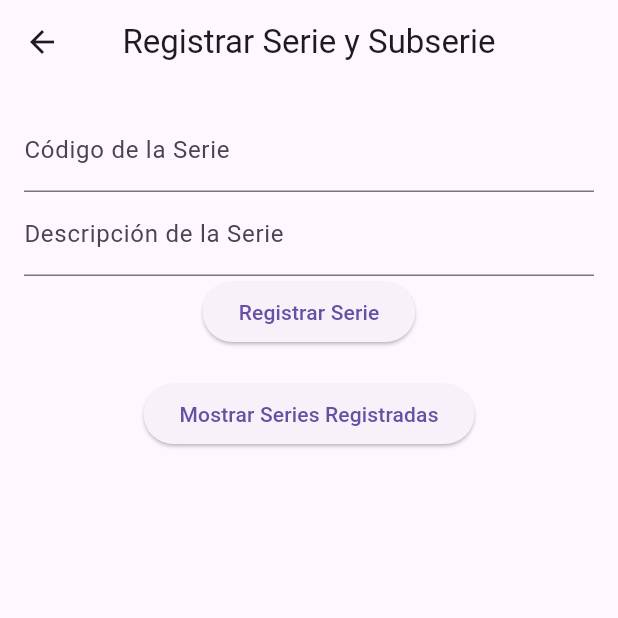
After one commit to pineappledev2003/proyecto_judicial, a Flutter app: the screen it shows after launch, after a tap on "REGISTAR SERIE", on a phone screen of 412 x 824 dp, the top half of it. The commit adds this screen. Run offline on Flutter 3.47's test engine with Material 3 defaults, Android fonts, the phone set to English and light mode, and no system bars; missing offline and left inert: validatorless.

Commit message:
registro de despacho y de serie y subserie

```diff
--- a/proyecto_uml/lib/controller/controller_despacho_judicial.dart
+++ b/proyecto_uml/lib/controller/controller_despacho_judicial.dart
@@ -43,4 +43,8 @@ class ControllerDespachoJudicial {
   List<Departamento> obtenerDepartamentos() {
     return _departamentos;
   }
+
+  List<DespachoJudicial> obtenerListaDespacho() {
+    return _despachosJudicialesRegistrado;
+  }
 }
--- /dev/null
+++ b/proyecto_uml/lib/controller/serie_controller.dart
@@ -0,0 +1,118 @@
+import 'package:proyecto_uml/models/serie.dart';
+import 'package:proyecto_uml/models/sub_serie.dart';
+import 'package:proyecto_uml/models/tipo_documental.dart';
+
+class SerieController {
+  List<Serie> _series = [];
+
+  SerieController() {
+    _inicializarSeriesPredefinidas();
+  }
+
+  void _inicializarSeriesPredefinidas() {
+    // Esta es la serie 1
+    Serie accionesConstitucionales = Serie(codigo: "05", descripcion: "ACCIONES CONSTITUCIONALES");
+
+    // Estas son las subSeries de la serie 1
+
+    SubSerie accionesHabeasCorpus = SubSerie(
+      codigo: "15",
+      descripcion: "ACCIONES DE HABEAS CORPUS",
+    );
+    SubSerie accionesTutela = SubSerie(codigo: "25", descripcion: "ACCIONES DE TUTELA");
+
+    //Agregamos las dos subseries a la serie 1
+
+    accionesConstitucionales.agregarSubserie(accionesHabeasCorpus);
+    accionesConstitucionales.agregarSubserie(accionesTutela);
+
+    // Esta es la serie 2
+
+    Serie expedientesProcesoJudiciales = Serie(
+      codigo: "270",
+      descripcion: "EXPEDIENTES DE PROCESO JUDICIALES",
+    );
+
+    // Esta es la subSerie de la serie 2
+
+    SubSerie expedientesDeProcesoJudicialesPenalesLey906De2004 = SubSerie(
+      codigo: "245",
+      descripcion: "EXPEDINTES DE PROCESOS JUDICIALES PENALES LEY 906 DE 2004",
+    );
+
+    // Agregamos la subserie a la serie 2
+
+    expedientesProcesoJudiciales.agregarSubserie(expedientesDeProcesoJudicialesPenalesLey906De2004);
+
+    _series.add(accionesConstitucionales);
+    _series.add(expedientesProcesoJudiciales);
+  }
+
+  Serie? obtenerSerieExistente(String codigoSerie) {
+    // Utilizamos `firstWhere` y nos aseguramos que se maneje correctamente con `null`
+    try {
+      return _series.firstWhere((serie) => serie.obtenerCodigo == codigoSerie);
+    } catch (e) {
+      return null; // Si no se encuentra la serie, retorna null
+    }
+  }
+
+  void agregarTipoDocumentalAUnaSubserie(
+    String codigoSerie,
+    String codigoSubSerie,
+    TipoDocumental tipoDocumental,
+  ) {
+    Serie? serieExistente = obtenerSerieExistente(codigoSerie);
+
+    if (serieExistente != null) {
+      SubSerie? subSerieExistente = serieExistente.obtenerSubseriePorCodigo(codigoSubSerie);
+
+      if (subSerieExistente != null) {
+        subSerieExistente.agregarTipoDocumental(tipoDocumental);
+      } else {
+        print("Subserie no encontrada");
+      }
+    } else {
+      print("Serie no encontrada");
+    }
+  }
+
+  void agregarSerieConSubserie(
+    String codigoSerie,
+    String descripcionSerie,
+    List<SubSerie> subseries,
+  ) {
+    // Buscar la serie existente
+    Serie? serieExistente = obtenerSerieExistente(codigoSerie);
+
+    if (serieExistente != null) {
+      // Si la serie existe, agregamos las subseries solo si no están duplicadas
+      for (var subserie in subseries) {
+        // Verificar si la subserie ya existe
+        if (!serieExistente.contieneSubserie(subserie)) {
+          serieExistente.agregarSubserie(subserie);
+        }
+      }
+    } else {
+      // Si la serie no existe, creamos una nueva
+      Serie nuevaSerie = Serie(codigo: codigoSerie, descripcion: descripcionSerie);
+
+      // Agregamos las subseries a la nueva serie solo si no están duplicadas
+      for (var subserie in subseries) {
+        if (!nuevaSerie.contieneSubserie(subserie)) {
+          nuevaSerie.agregarSubserie(subserie);
+        }
+      }
+
+      // Agregamos la nueva serie a la lista
+      _series.add(nuevaSerie);
+    }
+  }
+
+  void mostrarSeries() {
+    for (var serie in _series) {
+      print('Serie: ${serie.obtenerCodigo} - ${serie.obtenerDescripicion}');
+      serie.mostarSubSerie();
+    }
+  }
+}
--- a/proyecto_uml/lib/main.dart
+++ b/proyecto_uml/lib/main.dart
@@ -1,84 +1,9 @@
-// import 'package:proyecto_uml/models/ciudad.dart';
-// import 'package:proyecto_uml/models/depacho_judicial.dart';
-// import 'package:proyecto_uml/models/departamento.dart';
-// import 'package:proyecto_uml/models/serie.dart';
-// import 'package:proyecto_uml/models/sub_serie.dart';
-// import 'package:proyecto_uml/models/tipo_documental.dart';
-
-import 'package:flutter/cupertino.dart';
 import 'package:flutter/material.dart';
 import 'package:proyecto_uml/controller/controller_despacho_judicial.dart';
 import 'package:proyecto_uml/data/departamentos_data.dart';
 import 'package:proyecto_uml/models/departamento.dart';
 import 'package:proyecto_uml/view/despacho_judicial.dart';
-
-// Departamento d1 = Departamento(nombreDepartamento: "Antioquia");
-// Departamento d2 = Departamento(nombreDepartamento: "Cundinamarca");
-
-// List<Departamento> departamentos = [d1, d2];
-
-// Ciudad c1 = Ciudad(nombreCiudad: "Medellin");
-// Ciudad c2 = Ciudad(nombreCiudad: "Envigado");
-// Ciudad c3 = Ciudad(nombreCiudad: "Bello");
-
-// Ciudad c4 = Ciudad(nombreCiudad: "Soacha");
-// Ciudad c5 = Ciudad(nombreCiudad: "Zipaquira");
-// Ciudad c6 = Ciudad(nombreCiudad: "Chia");
-
-// List<Ciudad> nuevasCiudadesAntioquia = [c1, c2, c3];
-// List<Ciudad> nuevasCiudadesCundinamarca = [c4, c5, c6];
-
-// d1.agregarCiudad(nuevasCiudadesAntioquia);
-// d2.agregarCiudad(nuevasCiudadesCundinamarca);
-
-// // 🔹 Recorrer la lista de departamentos(es decir la que cree en la linea 8) para imprimir su información
-// for (var busquedaDepartamento in departamentos) {
-//   print("Departamentos: ${busquedaDepartamento.obtenerNombreDepartamento}");
-
-//   // 🔹 Recorrer la lista de ciudades asociadas a este departamento
-//   for (var ciudad in busquedaDepartamento.obtenerListaCiudades) {
-//     print("Ciudad: ${ciudad.obtenerNombreCiudad}");
-//   }
-// }
-
-// DespachoJudicial de1 = DespachoJudicial(
-//   codigoDespacho: "D001",
-//   departamento: d2,
-//   ciudad: c1,
-//   nombreDespachoJudicial: "Despacho 1",
-//   categoria: "Civil",
-// );
-
-// // Imprimir los detalles del despacho y sus ciudades
-// print("Despacho Judicial: ${de1.obtenerNombreDespacho}");
-// print("Código del despacho: ${de1.obtenerCodigoDespacho}");
-// print("Categoría: ${de1.obtenerCategoria}");
-
-// print("\nCiudades del Departamento '${de1.obtenerDepartamento.obtenerNombreDepartamento}':");
-// List<Ciudad> ciudades = de1.obtenerCiudadesPorDepartamento();
-// for (var ciudad in ciudades) {
-//   print("Ciudad: ${ciudad.obtenerNombreCiudad}");
-// }
-
-// Serie s1 = Serie(codigo: "05", descripcion: "Acciones constitucionales");
-
-// SubSerie sub1 = SubSerie(codigo: "15", descripcion: "Acciones de habeas Corpus");
-// SubSerie sub2 = SubSerie(codigo: "25", descripcion: "Acciones de tutela");
-
-// s1.agregarSubserie(sub1);
-// s1.agregarSubserie(sub2);
-
-// print("Serie - Código: ${s1.obtenerCodigo}, Descripción: ${s1.obtenerDescripicion}");
-// s1.mostarSubSerie();
-
-// TipoDocumental tipoDoc1 = TipoDocumental(tipoDocumental: "Solicitud de habeas corpus");
-// TipoDocumental tipoDoc2 = TipoDocumental(tipoDocumental: "Acción de tutela");
-
-// sub1.agregarTipoDocumentalSubSerie(tipoDoc1);
-// sub2.agregarTipoDocumentalSubSerie(tipoDoc2);
-
-// sub1.mostrarTipoDocumental();
-// sub2.mostrarTipoDocumental();
+import 'package:proyecto_uml/view/registar_serie.dart';
 
 void main() {
   runApp(const MyApp());
@@ -92,6 +17,13 @@ class MyApp extends StatelessWidget {
     List<Departamento> departamentos = obtenerDepartamentos();
     ControllerDespachoJudicial controller = ControllerDespachoJudicial(departamentos);
 
-    return MaterialApp(home: RegistarDespachoJudicial(controllerDespachoJudicial: controller));
+    return MaterialApp(
+      title: "PRUEBA",
+      initialRoute: "/",
+      routes: {
+        "/": (context) => RegistarDespachoJudicial(controllerDespachoJudicial: controller),
+        "/RegistarSerie": (context) => RegistarSerie(),
+      },
+    );
   }
 }
--- a/proyecto_uml/lib/models/serie.dart
+++ b/proyecto_uml/lib/models/serie.dart
@@ -4,7 +4,9 @@ class Serie {
   String? _codigo;
   String? _descripcion;
 
-  List<SubSerie> _subSerie = [];
+  //Map<String, SubSerie> _subSeries = {};
+
+  List<SubSerie> _subSeries = [];
 
   Serie({required String codigo, required String descripcion}) {
     _codigo = codigo;
@@ -27,14 +29,28 @@ class Serie {
     return _descripcion!;
   }
 
+  // Método para obtener una subserie por su código
+  SubSerie? obtenerSubseriePorCodigo(String codigoSubSerie) {
+    try {
+      return _subSeries.firstWhere((subSerie) => subSerie._codigo == codigoSubSerie);
+    } catch (e) {
+      return null; // Si no se encuentra la subserie, retorna null
+    }
+  }
+
+  bool contieneSubserie(SubSerie subserie) {
+    // Verificar si ya existe una subserie con el mismo código
+    return _subSeries.any((s) => s._codigo == subserie._codigo);
+  }
+
   void agregarSubserie(SubSerie subSerie) {
-    _subSerie.add(subSerie);
+    //_subSeries[subSerie.obtenerCodigo] = subSerie;
+    _subSeries.add(subSerie);
   }
 
   void mostarSubSerie() {
-    print("SubSeries de la serie $_codigo :");
-    for (var busquedaSerie in _subSerie) {
-      print("${busquedaSerie.obtenerCodigo}, ${busquedaSerie.obtenerDescripicion}");
+    for (var subserie in _subSeries) {
+      print("Subserie: ${subserie._codigo} - ${subserie._descripcion}");
     }
   }
 }
--- a/proyecto_uml/lib/view/despacho_judicial.dart
+++ b/proyecto_uml/lib/view/despacho_judicial.dart
@@ -3,6 +3,7 @@ import 'package:flutter/material.dart';
 import 'package:proyecto_uml/controller/controller_despacho_judicial.dart';
 import 'package:proyecto_uml/models/ciudad.dart';
 import 'package:proyecto_uml/models/departamento.dart';
+import 'package:validatorless/validatorless.dart';
 
 class RegistarDespachoJudicial extends StatefulWidget {
   final ControllerDespachoJudicial? controllerDespachoJudicial;
@@ -14,8 +15,11 @@ class RegistarDespachoJudicial extends StatefulWidget {
 
 class _RegistarDespachoJudicialState extends State<RegistarDespachoJudicial> {
   final _formKey = GlobalKey<FormState>();
+  String? _codigoDespachoJudicial;
   Departamento? _seleccionarDepartamento;
   Ciudad? _seleccionarCiudad;
+  String? _nombreDespachoJudicial;
+  String? _categoria;
   List<Ciudad> _ciudades = [];
 
   @override
@@ -26,6 +30,18 @@ class _RegistarDespachoJudicialState extends State<RegistarDespachoJudicial> {
         key: _formKey,
         child: Column(
           children: [
+            TextFormField(
+              decoration: InputDecoration(label: Text("INGRESAR EL CODIGO DESPACHO")),
+              keyboardType: TextInputType.number,
+              maxLength: 10,
+              onSaved: (newValue) {
+                _codigoDespachoJudicial = newValue;
+              },
+              validator: Validatorless.multiple([
+                Validatorless.required("Este campo es requerido"),
+              ]),
+            ),
+
             DropdownButton<Departamento>(
               hint: Text("Seleccione un departamento"),
               value: _seleccionarDepartamento,
@@ -77,6 +93,62 @@ class _RegistarDespachoJudicialState extends State<RegistarDespachoJudicial> {
                   });
                 },
               ),
+            TextFormField(
+              decoration: InputDecoration(label: Text("INGRESAR EL NOMBRE DEL DESPACHO")),
+              keyboardType: TextInputType.text,
+              maxLength: 15,
+              onSaved: (newValue) {
+                _nombreDespachoJudicial = newValue;
+              },
+              validator: Validatorless.multiple([
+                Validatorless.required("Este campo es requerido"),
+              ]),
+            ),
+            TextFormField(
+              decoration: InputDecoration(label: Text("INGRESAR LA CATEGORIA")),
+              keyboardType: TextInputType.text,
+              onSaved: (newValue) {
+                _categoria = newValue;
+              },
+              validator: Validatorless.multiple([
+                Validatorless.required("Este campo es requerido"),
+              ]),
+            ),
+
+            ElevatedButton(
+              onPressed: () {
+                if (_formKey.currentState!.validate()) {
+                  _formKey.currentState!.save();
+
+                  widget.controllerDespachoJudicial!.registarDespacho(
+                    _codigoDespachoJudicial!,
+                    _seleccionarDepartamento!,
+                    _seleccionarCiudad!,
+                    _nombreDespachoJudicial!,
+                    _categoria!,
+                  );
+
+                  for (var busquedaDespacho
+                      in widget.controllerDespachoJudicial!.obtenerListaDespacho()) {
+                    print("Codigo Despacho :${busquedaDespacho.obtenerCodigoDespacho}");
+                    print(
+                      "Departamento :${busquedaDespacho.obtenerDepartamento.obtenerNombreDepartamento}",
+                    );
+                    print("Ciudad :${busquedaDespacho.obtenerCiudad.obtenerNombreCiudad}");
+                    print("NombreDespachoJudicial :${busquedaDespacho.obtenerNombreDespacho}");
+                    print("Categoria :${busquedaDespacho.obtenerCategoria}");
+                  }
+                }
+              },
+              child: Text("Registar Despacho"),
+            ),
+            SizedBox(height: 100),
+            ElevatedButton(
+              onPressed: () {
+                Navigator.of(context).pushNamed("/RegistarSerie");
+              },
+              child: const Text("REGISTAR SERIE"),
+            ),
           ],
         ),
       ),
--- /dev/null
+++ b/proyecto_uml/lib/view/registar_serie.dart
@@ -0,0 +1,127 @@
+import 'package:flutter/material.dart';
+import 'package:proyecto_uml/controller/serie_controller.dart';
+import 'package:proyecto_uml/models/sub_serie.dart';
+import 'package:validatorless/validatorless.dart';
+
+class RegistarSerie extends StatefulWidget {
+  const RegistarSerie({super.key});
+
+  @override
+  State<RegistarSerie> createState() => _RegistarSerieState();
+}
+
+class _RegistarSerieState extends State<RegistarSerie> {
+  final SerieController _serieController = SerieController();
+  final _formKey = GlobalKey<FormState>();
+
+  // Variables para la serie
+  String? _codigoSerie;
+  String? _descripcionSerie;
+
+  // Variables para la subserie
+  String? _codigoSubSerie;
+  String? _descripcionSubSerie;
+
+  bool _registrarSerie = false;
+  bool _registrarSubserie = false;
+
+  @override
+  Widget build(BuildContext context) {
+    return Scaffold(
+      appBar: AppBar(title: const Text("Registrar Serie y Subserie"), centerTitle: true),
+      body: Padding(
+        padding: const EdgeInsets.all(16.0),
+        child: Form(
+          key: _formKey,
+          child: Column(
+            children: [
+              // Campo para el código de la serie
+              TextFormField(
+                decoration: InputDecoration(label: Text("Código de la Serie")),
+                keyboardType: TextInputType.number,
+                onSaved: (newValue) {
+                  _codigoSerie = newValue;
+                },
+                validator: Validatorless.required("Este campo es requerido"),
+              ),
+              // Campo para la descripción de la serie
+              TextFormField(
+                decoration: InputDecoration(label: Text("Descripción de la Serie")),
+                keyboardType: TextInputType.text,
+                onSaved: (newValue) {
+                  _descripcionSerie = newValue;
+                },
+                validator: Validatorless.required("Este campo es requerido"),
+              ),
+              // Botón para registrar la serie
+              ElevatedButton(
+                onPressed: () {
+                  if (_formKey.currentState!.validate()) {
+                    _formKey.currentState!.save();
+                    // Llamamos al controlador para registrar la serie
+                    _serieController.agregarSerieConSubserie(_codigoSerie!, _descripcionSerie!, []);
+                    setState(() {
+                      _registrarSerie = true;
+                    });
+                  }
+                },
+                child: const Text("Registrar Serie"),
+              ),
+              // Solo mostrar si la serie ha sido registrada
+              if (_registrarSerie) ...[
+                SizedBox(height: 20),
+                // Campo para el código de la subserie
+                TextFormField(
+                  decoration: InputDecoration(label: Text("Código de la Subserie")),
+                  keyboardType: TextInputType.number,
+                  onSaved: (newValue) {
+                    _codigoSubSerie = newValue;
+                  },
+                  validator: Validatorless.required("Este campo es requerido"),
+                ),
+                // Campo para la descripción de la subserie
+                TextFormField(
+                  decoration: InputDecoration(label: Text("Descripción de la Subserie")),
+                  keyboardType: TextInputType.text,
+                  onSaved: (newValue) {
+                    _descripcionSubSerie = newValue;
+                  },
+                  validator: Validatorless.required("Este campo es requerido"),
+                ),
+                // Botón para registrar la subserie
+                ElevatedButton(
+                  onPressed: () {
+                    if (_formKey.currentState!.validate()) {
+                      _formKey.currentState!.save();
+                      // Crear la nueva subserie
+                      SubSerie nuevaSubSerie = SubSerie(
+                        codigo: _codigoSubSerie!,
+                        descripcion: _descripcionSubSerie!,
+                      );
+                      // Agregar la subserie a la serie registrada
+                      _serieController.agregarSerieConSubserie(_codigoSerie!, _descripcionSerie!, [
+                        nuevaSubSerie,
+                      ]);
+                      setState(() {
+                        _registrarSubserie = true;
+                      });
+                    }
+                  },
+                  child: const Text("Registrar Subserie"),
+                ),
+              ],
+              SizedBox(height: 20),
+              // Mostrar las series registradas
+              ElevatedButton(
+                onPressed: () {
+                  _serieController.mostrarSeries();
+                },
+                child: const Text("Mostrar Series Registradas"),
+              ),
+            ],
+          ),
+        ),
+      ),
+    );
+  }
+}
```
Also changed, not shown: proyecto_uml/lib/models/sub_serie.dart (+9 -1 lines), proyecto_uml/pubspec.yaml (+4 -11 lines), proyecto_uml/pubspec.lock.
